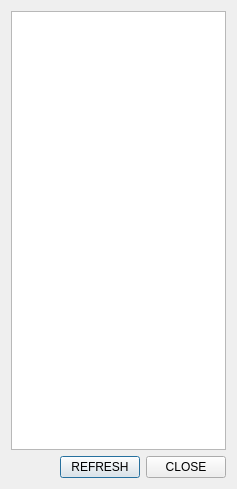
Before: the Qt Designer form QtDataBase/dialogemptysales.ui in decentNick/QtDataBase, drawn with Qt 5.
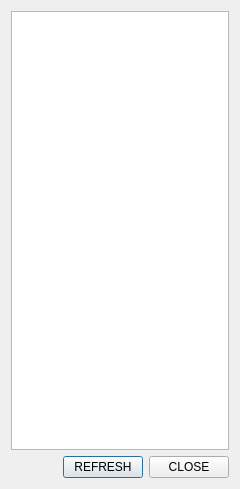
After: the same form once the commit is applied.

Diff of the .ui file:
```diff
--- a/QtDataBase/dialogemptysales.ui
+++ b/QtDataBase/dialogemptysales.ui
@@ -6,7 +6,7 @@
    <rect>
     <x>0</x>
     <y>0</y>
-    <width>237</width>
+    <width>240</width>
     <height>489</height>
    </rect>
   </property>
```
